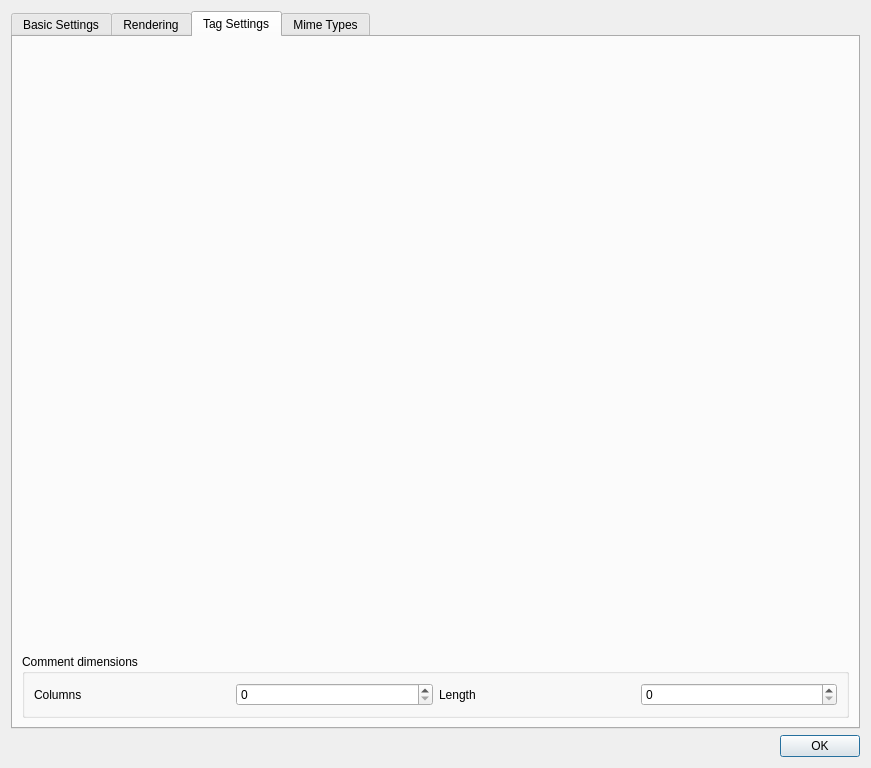
wtr9987/gvtree, file gvtree_preferences.ui: the form before one commit.
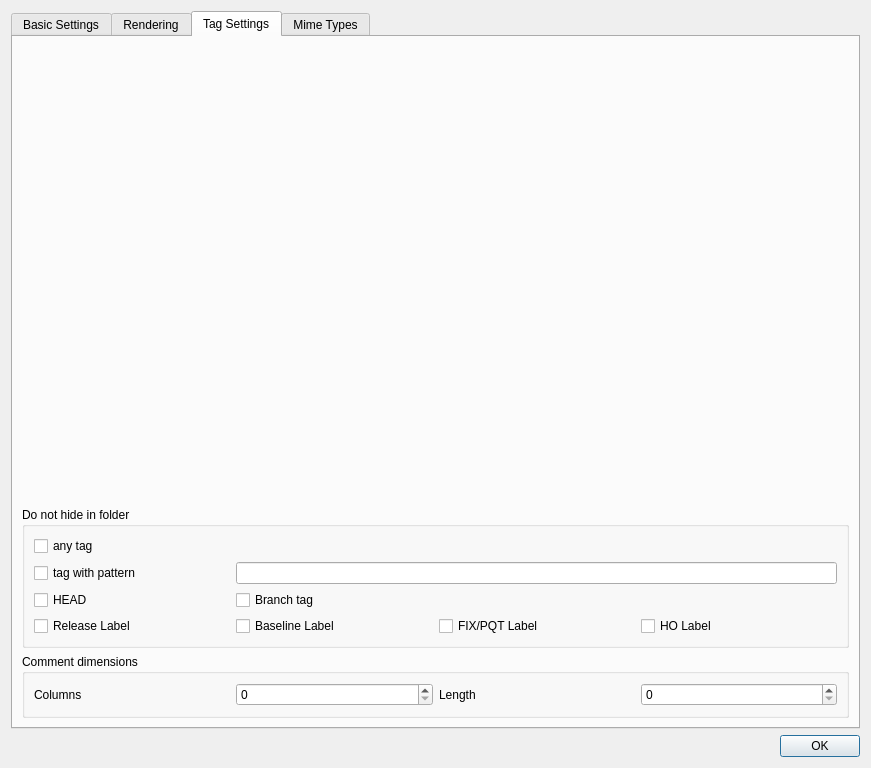
The form after the commit. The open tabs and pages were chosen to show the change. Icons and pictures are not drawn. Custom widgets are drawn as their Qt base class.

Commit message: Preferences for version folding

```diff
--- a/gvtree_preferences.ui
+++ b/gvtree_preferences.ui
@@ -561,10 +561,7 @@
        <string>Tag Settings</string>
       </attribute>
       <layout class="QGridLayout" name="gridLayout_5">
-       <item row="0" column="0" rowspan="98">
-        <layout class="QVBoxLayout" name="verticalLayout_3"/>
-       </item>
-       <item row="99" column="0" colspan="2">
+       <item row="100" column="0" colspan="2">
         <widget class="QGroupBox" name="groupBox_5">
          <property name="title">
           <string>Comment dimensions</string>
@@ -604,6 +601,77 @@
          </layout>
         </widget>
        </item>
+       <item row="0" column="0" rowspan="98" colspan="2">
+        <layout class="QVBoxLayout" name="verticalLayout_3"/>
+       </item>
+       <item row="99" column="0" colspan="2">
+        <widget class="QGroupBox" name="groupBox_6">
+         <property name="title">
+          <string>Do not hide in folder</string>
+         </property>
+         <layout class="QGridLayout" name="gridLayout_9">
+          <item row="4" column="1">
+           <widget class="QCheckBox" name="fold_no_branch">
+            <property name="text">
+             <string>Branch tag</string>
+            </property>
+           </widget>
+          </item>
+          <item row="2" column="1" colspan="3">
+           <widget class="QLineEdit" name="fold_not_regexp"/>
+          </item>
+          <item row="0" column="0">
+           <widget class="QCheckBox" name="fold_no_tag">
+            <property name="text">
+             <string>any tag</string>
+            </property>
+           </widget>
+          </item>
+          <item row="4" column="0">
+           <widget class="QCheckBox" name="fold_no_head">
+            <property name="text">
+             <string>HEAD</string>
+            </property>
+           </widget>
+          </item>
+          <item row="2" column="0">
+           <widget class="QCheckBox" name="fold_not_pattern">
+            <property name="text">
+             <string>tag with pattern</string>
+            </property>
+           </widget>
+          </item>
+          <item row="5" column="0">
+           <widget class="QCheckBox" name="fold_no_release">
+            <property name="text">
+             <string>Release Label</string>
+            </property>
+           </widget>
+          </item>
+          <item row="5" column="1">
+           <widget class="QCheckBox" name="fold_no_baseline">
+            <property name="text">
+             <string>Baseline Label</string>
+            </property>
+           </widget>
+          </item>
+          <item row="5" column="2">
+           <widget class="QCheckBox" name="fold_no_FIXPQT">
+            <property name="text">
+             <string>FIX/PQT Label</string>
+            </property>
+           </widget>
+          </item>
+          <item row="5" column="3">
+           <widget class="QCheckBox" name="fold_no_HO">
+            <property name="text">
+             <string>HO Label</string>
+            </property>
+           </widget>
+          </item>
+         </layout>
+        </widget>
+       </item>
       </layout>
      </widget>
      <widget class="QWidget" name="tabWidgetPage4">
```
Left out of the diff: 17 changed lines with no effect on the pictures. The commit also changes 5 other files.
